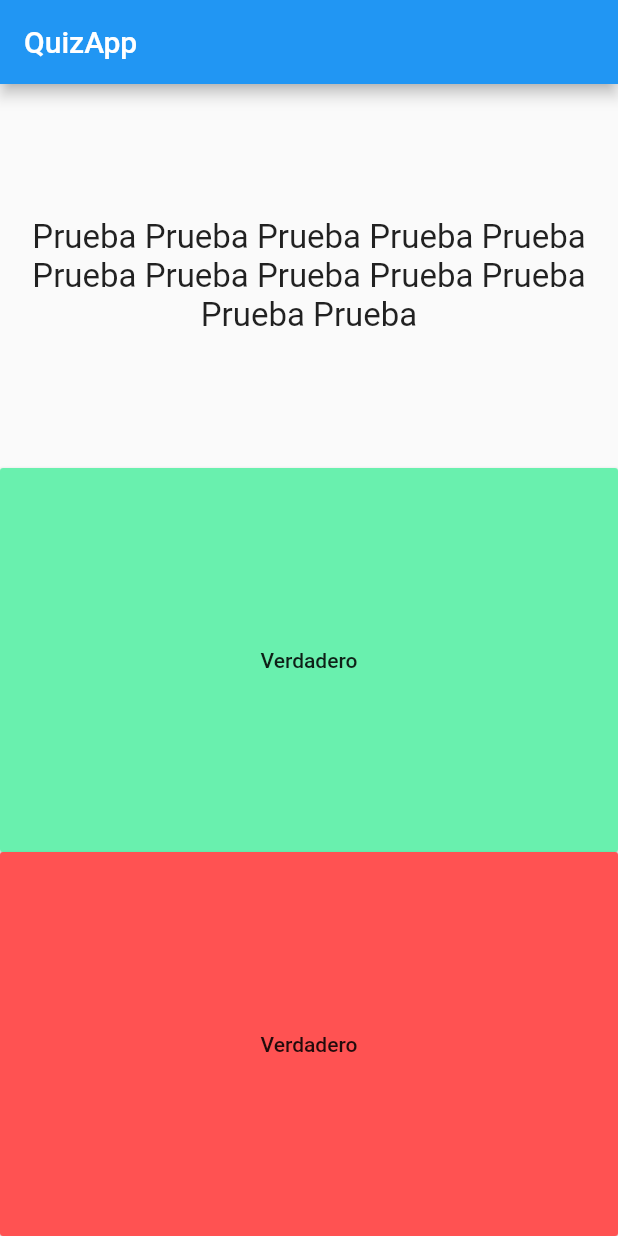
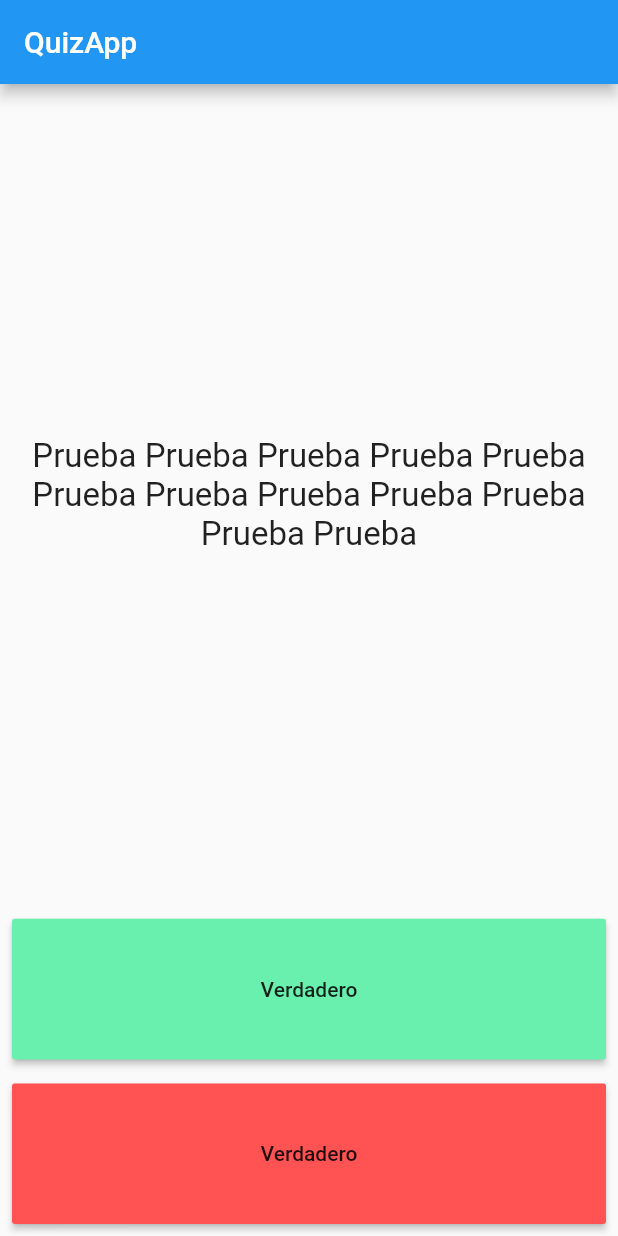
Before and after one commit to stark-ace-1891/tf05p_0015_codigo_quizApp, a Flutter app: the screen it shows after launch, on a phone screen of 412 x 824 dp. Run offline on Flutter 3.47's test engine with Material 2 defaults, Android fonts, the phone set to English and light mode, and no system bars.

Commit message:
Definiendo flex y padding a los expanded de los botones

```diff
--- a/lib/main.dart
+++ b/lib/main.dart
@@ -22,6 +22,7 @@ class QuizPage extends StatelessWidget {
         crossAxisAlignment: CrossAxisAlignment.stretch,
         children: [
           Expanded(
+            flex: 5,
             child: Center(
               child: Padding(
                 padding: const EdgeInsets.all(8.0),
@@ -36,6 +37,9 @@ class QuizPage extends StatelessWidget {
             ),
           ),
           Expanded(
+            flex: 1,
+            child: Padding(
+              padding: const EdgeInsets.all(8.0),
               child: MaterialButton(
                 onPressed: () {},
                 child: Text(
@@ -44,7 +48,11 @@ class QuizPage extends StatelessWidget {
                 color: Colors.greenAccent,
               ),
             ),
+          ),
           Expanded(
+            flex: 1,
+            child: Padding(
+              padding: const EdgeInsets.all(8.0),
               child: MaterialButton(
                 onPressed: () {},
                 child: Text(
@@ -53,6 +61,7 @@ class QuizPage extends StatelessWidget {
                 color: Colors.redAccent,
               ),
             ),
+          ),
         ],
       ),
     );
```
Lines whose indentation alone changed are shown as unchanged.
